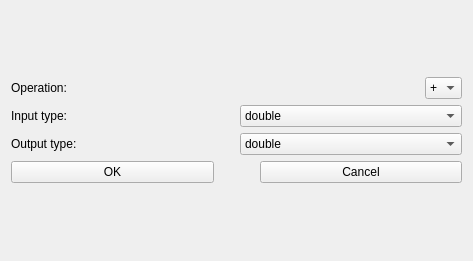
Qt form BlockEditor/Dialog.ui (jozefmery/BlockEditor) before a commit.
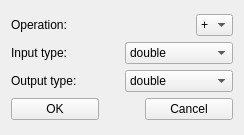
The same form after that commit.

Commit message: dialogs now inherit style

```diff
--- a/BlockEditor/Dialog.ui
+++ b/BlockEditor/Dialog.ui
@@ -6,12 +6,12 @@
    <rect>
     <x>0</x>
     <y>0</y>
-    <width>473</width>
-    <height>261</height>
+    <width>244</width>
+    <height>135</height>
    </rect>
   </property>
   <property name="sizePolicy">
-   <sizepolicy hsizetype="Preferred" vsizetype="Preferred">
+   <sizepolicy hsizetype="Minimum" vsizetype="Minimum">
     <horstretch>0</horstretch>
     <verstretch>0</verstretch>
    </sizepolicy>
```
The commit also changes 6 other files.
